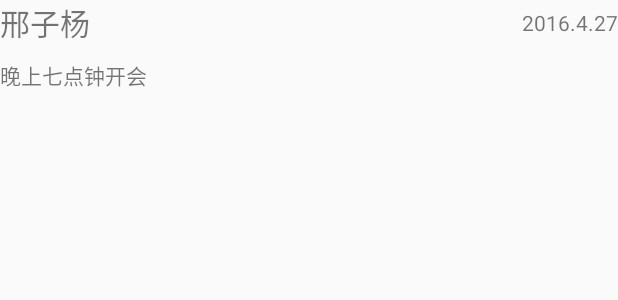
After one commit to TigerZhag/XPro, an Android app: the layout thread_list_item.xml on its own in the app's theme, with its tools: preview values and no code run, on a phone screen of 412 x 824 dp. The commit adds this screen. Shown: the top 300 px of the screen. Run offline under Robolectric (Android 15) with nearby library versions, the phone set to English and light mode, and no system bars.

```diff
--- a/xmsg/build.gradle
+++ b/xmsg/build.gradle
@@ -26,8 +26,9 @@ android {
 }
 
 dependencies {
-    compile fileTree(dir: 'libs', include: ['*.jar'])
+    compile fileTree(include: ['*.jar'], dir: 'libs')
     testCompile 'junit:junit:4.12'
     compile 'com.android.support:appcompat-v7:23.2.0'
     compile 'com.android.support:recyclerview-v7:23.2.0'
+    compile 'org.greenrobot:eventbus:3.0.0'
 }
--- a/xmsg/src/main/java/github/tiger/xmsg/database/ContactDBHelper.java
+++ b/xmsg/src/main/java/github/tiger/xmsg/database/ContactHelper.java
@@ -3,5 +3,5 @@ package github.tiger.xmsg.database;
 /**
  * Created by Administrator on 2016/4/20.
  */
-public class ContactDBHelper {
+public class ContactHelper {
 }
--- a/xmsg/src/main/res/layout/activity_main.xml
+++ b/xmsg/src/main/res/layout/activity_main.xml
@@ -3,7 +3,7 @@
     xmlns:tools="http://schemas.android.com/tools"
     android:layout_width="match_parent"
     android:layout_height="match_parent"
-    android:padding="5dp"
+    android:padding="16dp"
     tools:context=".UI.MainActivity">
 
     <android.support.v7.widget.RecyclerView
--- /dev/null
+++ b/xmsg/src/main/res/layout/thread_list_item.xml
@@ -0,0 +1,30 @@
+<?xml version="1.0" encoding="utf-8"?>
+<RelativeLayout xmlns:android="http://schemas.android.com/apk/res/android"
+    android:orientation="vertical"
+    android:layout_width="match_parent"
+    android:layout_height="wrap_content">
+
+    <TextView
+        android:id="@+id/thread_name"
+        android:text="邢子杨"
+        android:textSize="20sp"
+        android:gravity="center"
+        android:layout_width="wrap_content"
+        android:layout_height="30dp" />
+
+    <TextView
+        android:id="@+id/thread_time"
+        android:text="2016.4.27"
+        android:gravity="center"
+        android:layout_alignParentRight="true"
+        android:layout_width="wrap_content"
+        android:layout_height="30dp" />
+
+    <TextView
+        android:id="@+id/thread_snippet"
+        android:layout_below="@id/thread_name"
+        android:text="晚上七点钟开会"
+        android:gravity="center_vertical"
+        android:layout_width="match_parent"
+        android:layout_height="40dp" />
+</RelativeLayout>
```
Also changed, not shown: xmsg/src/main/java/github/tiger/xmsg/UI/MainActivity.java (+41 -1 lines), xmsg/src/main/java/github/tiger/xmsg/database/MessageDBHelper.java (deleted, +0 -7 lines), xmsg/src/main/java/github/tiger/xmsg/database/MessageHelper.java (added, +53 -0 lines), xmsg/src/main/java/github/tiger/xmsg/database/MessageThreadHelper.java (added, +59 -0 lines), xmsg/src/main/java/github/tiger/xmsg/model/Message.java (+27 -45 lines), xmsg/src/main/java/github/tiger/xmsg/model/MsgListAdapter.java (added, +41 -0 lines), xmsg/src/main/java/github/tiger/xmsg/model/MsgListViewHolder.java (added, +18 -0 lines), xmsg/src/main/java/github/tiger/xmsg/model/MsgThread.java (added, +25 -0 lines).
